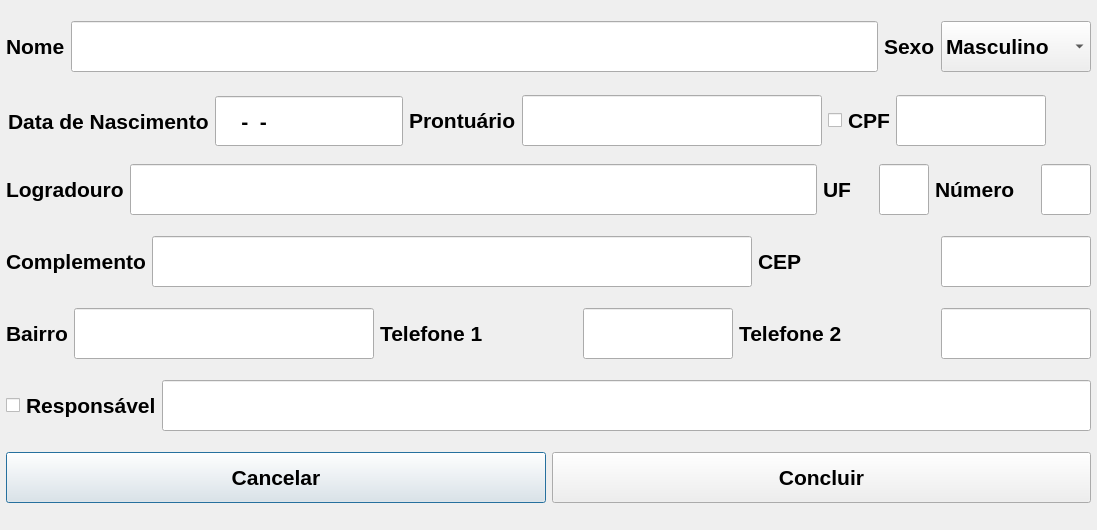
Old version of the form cadastro_paciente.ui in the repository exiele/MIM.
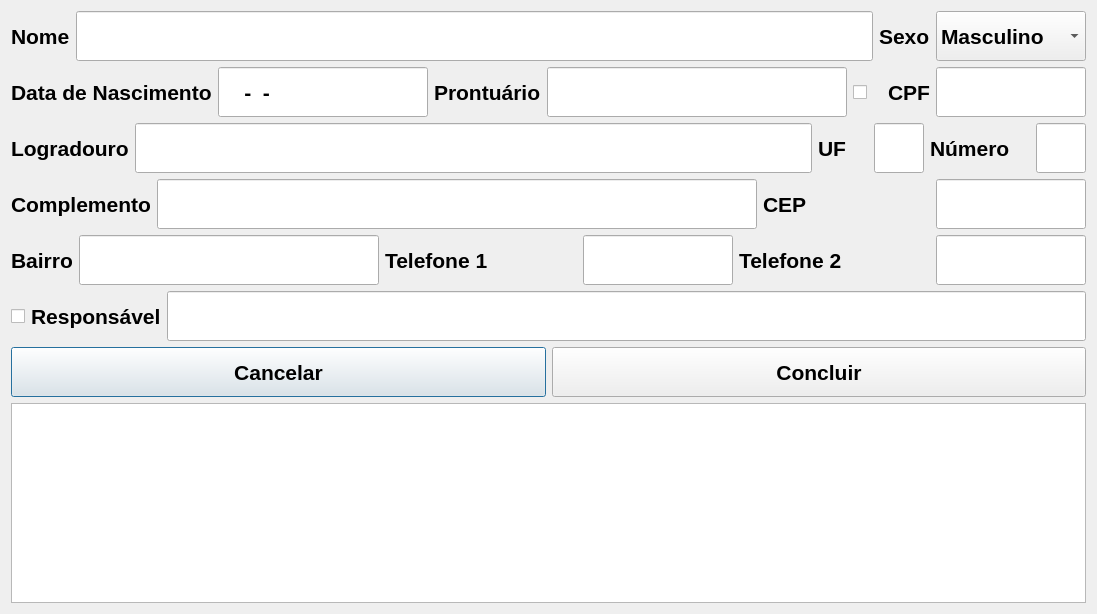
New version of the form.

What changed in the file:
```diff
--- a/cadastro_paciente.ui
+++ b/cadastro_paciente.ui
@@ -7,116 +7,14 @@
     <x>0</x>
     <y>0</y>
     <width>1097</width>
-    <height>530</height>
+    <height>610</height>
    </rect>
   </property>
   <property name="windowTitle">
    <string>Dialog</string>
   </property>
-  <widget class="QWidget" name="layoutWidget">
-   <property name="geometry">
-    <rect>
-     <x>6</x>
-     <y>452</y>
-     <width>1085</width>
-     <height>51</height>
-    </rect>
-   </property>
-   <property name="minimumSize">
-    <size>
-     <width>0</width>
-     <height>50</height>
-    </size>
-   </property>
-   <property name="maximumSize">
-    <size>
-     <width>16777215</width>
-     <height>51</height>
-    </size>
-   </property>
-   <property name="font">
-    <font>
-     <pointsize>16</pointsize>
-     <weight>75</weight>
-     <bold>true</bold>
-    </font>
-   </property>
-   <layout class="QHBoxLayout" name="horizontalLayout">
-    <item>
-     <widget class="QPushButton" name="pushButton_2">
-      <property name="minimumSize">
-       <size>
-        <width>0</width>
-        <height>50</height>
-       </size>
-      </property>
-      <property name="maximumSize">
-       <size>
-        <width>16777215</width>
-        <height>51</height>
-       </size>
-      </property>
-      <property name="font">
-       <font>
-        <pointsize>16</pointsize>
-        <weight>75</weight>
-        <bold>true</bold>
-       </font>
-      </property>
-      <property name="text">
-       <string>Cancelar</string>
-      </property>
-     </widget>
-    </item>
-    <item>
-     <widget class="QPushButton" name="pushButton">
-      <property name="minimumSize">
-       <size>
-        <width>0</width>
-        <height>50</height>
-       </size>
-      </property>
-      <property name="maximumSize">
-       <size>
-        <width>16777215</width>
-        <height>51</height>
-       </size>
-      </property>
-      <property name="font">
-       <font>
-        <pointsize>16</pointsize>
-        <weight>75</weight>
-        <bold>true</bold>
-       </font>
-      </property>
-      <property name="text">
-       <string>Concluir</string>
-      </property>
-     </widget>
-    </item>
-   </layout>
-  </widget>
-  <widget class="QWidget" name="">
-   <property name="geometry">
-    <rect>
-     <x>6</x>
-     <y>21</y>
-     <width>1085</width>
-     <height>51</height>
-    </rect>
-   </property>
-   <property name="minimumSize">
-    <size>
-     <width>0</width>
-     <height>50</height>
-    </size>
-   </property>
-   <property name="maximumSize">
-    <size>
-     <width>16777215</width>
-     <height>51</height>
-    </size>
-   </property>
+  <layout class="QGridLayout" name="gridLayout">
+   <item row="0" column="0">
    <layout class="QHBoxLayout" name="horizontalLayout_16">
     <item>
      <layout class="QHBoxLayout" name="horizontalLayout_5">
@@ -238,18 +136,136 @@
      </layout>
     </item>
    </layout>
-  </widget>
-  <widget class="QWidget" name="">
-   <property name="geometry">
-    <rect>
-     <x>6</x>
-     <y>164</y>
-     <width>1085</width>
+   </item>
+   <item row="1" column="0">
+    <layout class="QHBoxLayout" name="horizontalLayout_17">
+     <item>
+      <layout class="QHBoxLayout" name="horizontalLayout_6">
+       <item>
+        <widget class="QLabel" name="label_4">
+         <property name="minimumSize">
+          <size>
+           <width>0</width>
+           <height>50</height>
+          </size>
+         </property>
+         <property name="maximumSize">
+          <size>
+           <width>16777215</width>
+           <height>50</height>
+          </size>
+         </property>
+         <property name="font">
+          <font>
+           <pointsize>16</pointsize>
+           <weight>75</weight>
+           <bold>true</bold>
+          </font>
+         </property>
+         <property name="text">
+          <string>Data de Nascimento</string>
+         </property>
+        </widget>
+       </item>
+       <item>
+        <widget class="QLineEdit" name="dataNascLineEdit">
+         <property name="minimumSize">
+          <size>
+           <width>150</width>
+           <height>50</height>
+          </size>
+         </property>
+         <property name="maximumSize">
+          <size>
+           <width>16777215</width>
+           <height>50</height>
+          </size>
+         </property>
+         <property name="font">
+          <font>
+           <pointsize>16</pointsize>
+           <weight>75</weight>
+           <bold>true</bold>
+          </font>
+         </property>
+         <property name="inputMask">
+          <string>9999-99-99</string>
+         </property>
+         <property name="text">
+          <string>--</string>
+         </property>
+         <property name="cursorPosition">
+          <number>10</number>
+         </property>
+        </widget>
+       </item>
+      </layout>
+     </item>
+     <item>
+      <layout class="QHBoxLayout" name="horizontalLayout_4">
+       <item>
+        <widget class="QLabel" name="label">
+         <property name="minimumSize">
+          <size>
+           <width>0</width>
+           <height>50</height>
+          </size>
+         </property>
+         <property name="maximumSize">
+          <size>
+           <width>16777215</width>
      <height>51</height>
-    </rect>
-   </property>
+          </size>
+         </property>
+         <property name="font">
+          <font>
+           <pointsize>16</pointsize>
+           <weight>75</weight>
+           <bold>true</bold>
+          </font>
+         </property>
+         <property name="text">
+          <string>Prontuário</string>
+         </property>
+        </widget>
+       </item>
+       <item>
+        <widget class="QLineEdit" name="prontuarioLineEdit">
    <property name="minimumSize">
     <size>
+           <width>300</width>
+           <height>50</height>
+          </size>
+         </property>
+         <property name="maximumSize">
+          <size>
+           <width>300</width>
+           <height>51</height>
+          </size>
+         </property>
+         <property name="font">
+          <font>
+           <pointsize>16</pointsize>
+           <weight>75</weight>
+           <bold>true</bold>
+          </font>
+         </property>
+         <property name="text">
+          <string/>
+         </property>
+         <property name="maxLength">
+          <number>20</number>
+         </property>
+        </widget>
+       </item>
+      </layout>
+     </item>
+     <item>
+      <layout class="QHBoxLayout" name="horizontalLayout_2">
+       <item>
+        <widget class="QCheckBox" name="cpfCheckBox">
+         <property name="minimumSize">
+          <size>
      <width>0</width>
      <height>50</height>
     </size>
@@ -260,6 +276,81 @@
      <height>51</height>
     </size>
    </property>
+         <property name="font">
+          <font>
+           <pointsize>16</pointsize>
+           <weight>75</weight>
+           <bold>true</bold>
+          </font>
+         </property>
+         <property name="text">
+          <string/>
+         </property>
+        </widget>
+       </item>
+       <item>
+        <widget class="QLabel" name="label_5">
+         <property name="minimumSize">
+          <size>
+           <width>0</width>
+           <height>50</height>
+          </size>
+         </property>
+         <property name="maximumSize">
+          <size>
+           <width>16777215</width>
+           <height>51</height>
+          </size>
+         </property>
+         <property name="font">
+          <font>
+           <pointsize>16</pointsize>
+           <weight>75</weight>
+           <bold>true</bold>
+          </font>
+         </property>
+         <property name="text">
+          <string>CPF</string>
+         </property>
+        </widget>
+       </item>
+       <item>
+        <widget class="QLineEdit" name="cpfLineEdit">
+         <property name="minimumSize">
+          <size>
+           <width>150</width>
+           <height>50</height>
+          </size>
+         </property>
+         <property name="maximumSize">
+          <size>
+           <width>150</width>
+           <height>51</height>
+          </size>
+         </property>
+         <property name="font">
+          <font>
+           <pointsize>16</pointsize>
+           <weight>75</weight>
+           <bold>true</bold>
+          </font>
+         </property>
+         <property name="inputMask">
+          <string>99999999999</string>
+         </property>
+         <property name="text">
+          <string/>
+         </property>
+         <property name="readOnly">
+          <bool>false</bool>
+         </property>
+        </widget>
+       </item>
+      </layout>
+     </item>
+    </layout>
+   </item>
+   <item row="2" column="0">
    <layout class="QHBoxLayout" name="horizontalLayout_18">
     <item>
      <layout class="QHBoxLayout" name="horizontalLayout_7">
@@ -430,22 +521,8 @@
      </layout>
     </item>
    </layout>
-  </widget>
-  <widget class="QWidget" name="">
-   <property name="geometry">
-    <rect>
-     <x>6</x>
-     <y>236</y>
-     <width>1085</width>
-     <height>51</height>
-    </rect>
-   </property>
-   <property name="maximumSize">
-    <size>
-     <width>16777215</width>
-     <height>51</height>
-    </size>
-   </property>
+   </item>
+   <item row="3" column="0">
    <layout class="QHBoxLayout" name="horizontalLayout_20">
     <item>
      <layout class="QHBoxLayout" name="horizontalLayout_9">
@@ -560,22 +637,8 @@
      </layout>
     </item>
    </layout>
-  </widget>
-  <widget class="QWidget" name="">
-   <property name="geometry">
-    <rect>
-     <x>6</x>
-     <y>308</y>
-     <width>1085</width>
-     <height>51</height>
-    </rect>
-   </property>
-   <property name="maximumSize">
-    <size>
-     <width>16777215</width>
-     <height>51</height>
-    </size>
-   </property>
+   </item>
+   <item row="4" column="0">
    <layout class="QHBoxLayout" name="horizontalLayout_19">
     <item>
      <layout class="QHBoxLayout" name="horizontalLayout_10">
@@ -746,35 +809,8 @@
      </layout>
     </item>
    </layout>
-  </widget>
-  <widget class="QWidget" name="">
-   <property name="geometry">
-    <rect>
-     <x>6</x>
-     <y>380</y>
-     <width>1085</width>
-     <height>51</height>
-    </rect>
-   </property>
-   <property name="minimumSize">
-    <size>
-     <width>0</width>
-     <height>50</height>
-    </size>
-   </property>
-   <property name="maximumSize">
-    <size>
-     <width>16777215</width>
-     <height>51</height>
-    </size>
-   </property>
-   <property name="font">
-    <font>
-     <pointsize>16</pointsize>
-     <weight>75</weight>
-     <bold>true</bold>
-    </font>
-   </property>
+   </item>
+   <item row="5" column="0">
    <layout class="QHBoxLayout" name="horizontalLayout_3">
     <item>
      <widget class="QCheckBox" name="responsavelCheckBox">
@@ -861,21 +897,11 @@
      </widget>
     </item>
    </layout>
-  </widget>
-  <widget class="QWidget" name="">
-   <property name="geometry">
-    <rect>
-     <x>8</x>
-     <y>94</y>
-     <width>1038</width>
-     <height>54</height>
-    </rect>
-   </property>
-   <layout class="QHBoxLayout" name="horizontalLayout_17">
+   </item>
+   <item row="6" column="0">
+    <layout class="QHBoxLayout" name="horizontalLayout">
     <item>
-     <layout class="QHBoxLayout" name="horizontalLayout_6">
-      <item>
-       <widget class="QLabel" name="label_4">
+      <widget class="QPushButton" name="pushButton_2">
         <property name="minimumSize">
          <size>
           <width>0</width>
@@ -885,7 +911,7 @@
         <property name="maximumSize">
          <size>
           <width>16777215</width>
-          <height>50</height>
+         <height>51</height>
          </size>
         </property>
         <property name="font">
@@ -896,50 +922,14 @@
          </font>
         </property>
         <property name="text">
-         <string>Data de Nascimento</string>
+        <string>Cancelar</string>
         </property>
        </widget>
       </item>
       <item>
-       <widget class="QLineEdit" name="dataNascLineEdit">
+      <widget class="QPushButton" name="pushButton">
         <property name="minimumSize">
          <size>
-          <width>150</width>
-          <height>50</height>
-         </size>
-        </property>
-        <property name="maximumSize">
-         <size>
-          <width>16777215</width>
-          <height>50</height>
-         </size>
-        </property>
-        <property name="font">
-         <font>
-          <pointsize>16</pointsize>
-          <weight>75</weight>
-          <bold>true</bold>
-         </font>
-        </property>
-        <property name="inputMask">
-         <string>9999-99-99</string>
-        </property>
-        <property name="text">
-         <string>--</string>
-        </property>
-        <property name="cursorPosition">
-         <number>10</number>
-        </property>
-       </widget>
-      </item>
-     </layout>
-    </item>
-    <item>
-     <layout class="QHBoxLayout" name="horizontalLayout_4">
-      <item>
-       <widget class="QLabel" name="label">
-        <property name="minimumSize">
-         <size>
           <width>0</width>
           <height>50</height>
          </size>
@@ -958,131 +948,29 @@
          </font>
         </property>
         <property name="text">
-         <string>Prontuário</string>
+        <string>Concluir</string>
         </property>
        </widget>
       </item>
-      <item>
-       <widget class="QLineEdit" name="prontuarioLineEdit">
-        <property name="minimumSize">
-         <size>
-          <width>300</width>
-          <height>50</height>
-         </size>
-        </property>
-        <property name="maximumSize">
-         <size>
-          <width>300</width>
-          <height>51</height>
-         </size>
-        </property>
-        <property name="font">
-         <font>
-          <pointsize>16</pointsize>
-          <weight>75</weight>
-          <bold>true</bold>
-         </font>
-        </property>
-        <property name="text">
-         <string/>
-        </property>
-        <property name="maxLength">
-         <number>20</number>
-        </property>
-       </widget>
-      </item>
-     </layout>
-    </item>
-    <item>
-     <layout class="QHBoxLayout" name="horizontalLayout_2">
-      <item>
-       <widget class="QCheckBox" name="cpfCheckBox">
+    </layout>
+   </item>
+   <item row="7" column="0">
+    <widget class="QTextBrowser" name="log">
         <property name="minimumSize">
          <size>
           <width>0</width>
-          <height>50</height>
+       <height>200</height>
          </size>
         </property>
         <property name="maximumSize">
          <size>
           <width>16777215</width>
-          <height>51</height>
-         </size>
-        </property>
-        <property name="font">
-         <font>
-          <pointsize>16</pointsize>
-          <weight>75</weight>
-          <bold>true</bold>
-         </font>
-        </property>
-        <property name="text">
-         <string/>
-        </property>
-       </widget>
-      </item>
-      <item>
-       <widget class="QLabel" name="label_5">
-        <property name="minimumSize">
-         <size>
-          <width>0</width>
-          <height>50</height>
-         </size>
-        </property>
-        <property name="maximumSize">
-         <size>
-          <width>16777215</width>
-          <height>51</height>
-         </size>
-        </property>
-        <property name="font">
-         <font>
-          <pointsize>16</pointsize>
-          <weight>75</weight>
-          <bold>true</bold>
-         </font>
-        </property>
-        <property name="text">
-         <string>CPF</string>
-        </property>
-       </widget>
-      </item>
-      <item>
-       <widget class="QLineEdit" name="cpfLineEdit">
-        <property name="minimumSize">
-         <size>
-          <width>150</width>
-          <height>50</height>
-         </size>
-        </property>
-        <property name="maximumSize">
-         <size>
-          <width>150</width>
-          <height>51</height>
-         </size>
-        </property>
-        <property name="font">
-         <font>
-          <pointsize>16</pointsize>
-          <weight>75</weight>
-          <bold>true</bold>
-         </font>
-        </property>
-        <property name="inputMask">
-         <string>99999999999</string>
-        </property>
-        <property name="text">
-         <string/>
-        </property>
-        <property name="readOnly">
-         <bool>false</bool>
-        </property>
-       </widget>
-      </item>
-     </layout>
-    </item>
-   </layout>
-  </widget>
+       <height>200</height>
+      </size>
+     </property>
+    </widget>
+   </item>
+  </layout>
  </widget>
  <resources/>
  <connections/>
```
Lines whose indentation alone changed are shown as unchanged.
